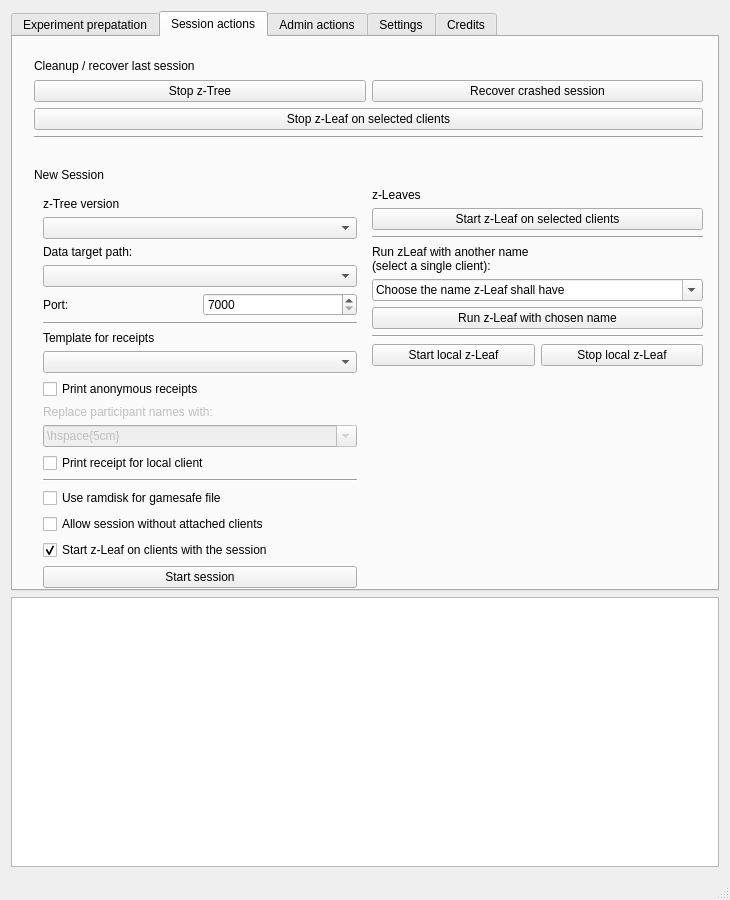
Before: the Qt Designer form src/mainwindow.ui in tobiaswee/Labcontrol, drawn with Qt 5.
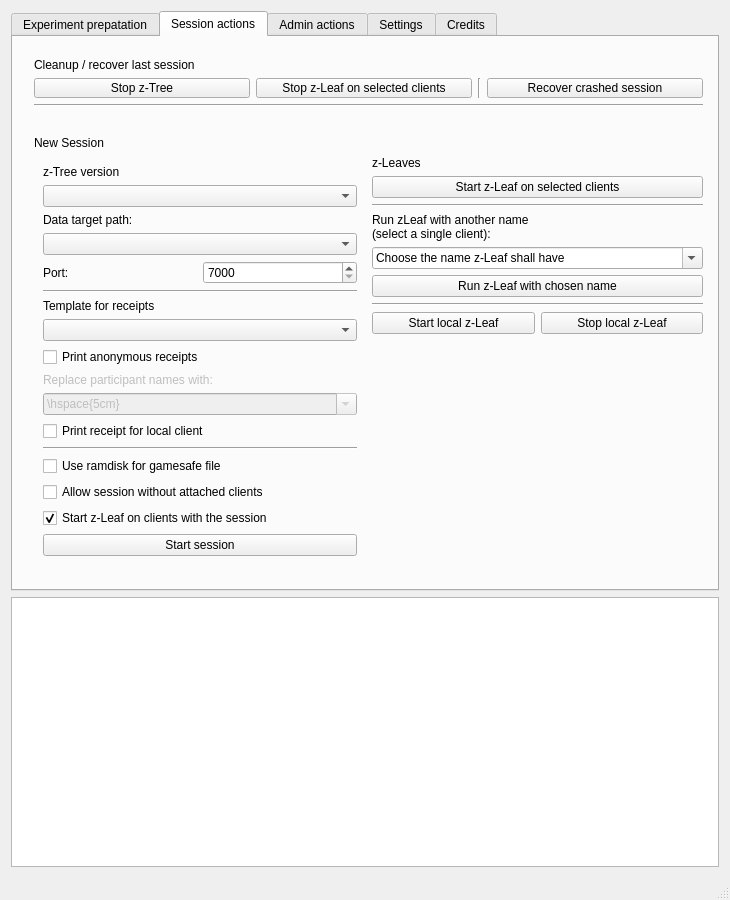
After: the same form once the commit is applied. Icons and pictures are not drawn.

Patch:
```diff
--- a/src/mainwindow.ui
+++ b/src/mainwindow.ui
@@ -406,7 +406,7 @@
           <x>10</x>
           <y>10</y>
           <width>691</width>
-          <height>103</height>
+          <height>71</height>
          </rect>
         </property>
         <layout class="QVBoxLayout" name="VLcleanupRecoverLastSession">
@@ -432,6 +432,23 @@
              </property>
             </widget>
            </item>
+           <item>
+            <widget class="QPushButton" name="PBKillzLeaf">
+             <property name="toolTip">
+              <string>Stops zLeaf on all selected clients</string>
+             </property>
+             <property name="text">
+              <string>Stop z-Leaf on selected clients</string>
+             </property>
+            </widget>
+           </item>
+           <item>
+            <widget class="Line" name="line">
+             <property name="orientation">
+              <enum>Qt::Vertical</enum>
+             </property>
+            </widget>
+           </item>
            <item>
             <widget class="QPushButton" name="PBRecoverCrashedSession">
              <property name="text">
@@ -441,16 +458,6 @@
            </item>
           </layout>
          </item>
-         <item>
-          <widget class="QPushButton" name="PBKillzLeaf">
-           <property name="toolTip">
-            <string>Stops zLeaf on all selected clients</string>
-           </property>
-           <property name="text">
-            <string>Stop z-Leaf on selected clients</string>
-           </property>
-          </widget>
-         </item>
          <item>
           <widget class="Line" name="line_cleanupRecoverLastSession">
            <property name="orientation">
@@ -464,9 +471,9 @@
         <property name="geometry">
          <rect>
           <x>10</x>
-          <y>120</y>
+          <y>88</y>
           <width>691</width>
-          <height>469</height>
+          <height>461</height>
          </rect>
         </property>
         <layout class="QVBoxLayout" name="VLNewSession">
```
Left out of the diff: 15 changed lines with no effect on the pictures.
